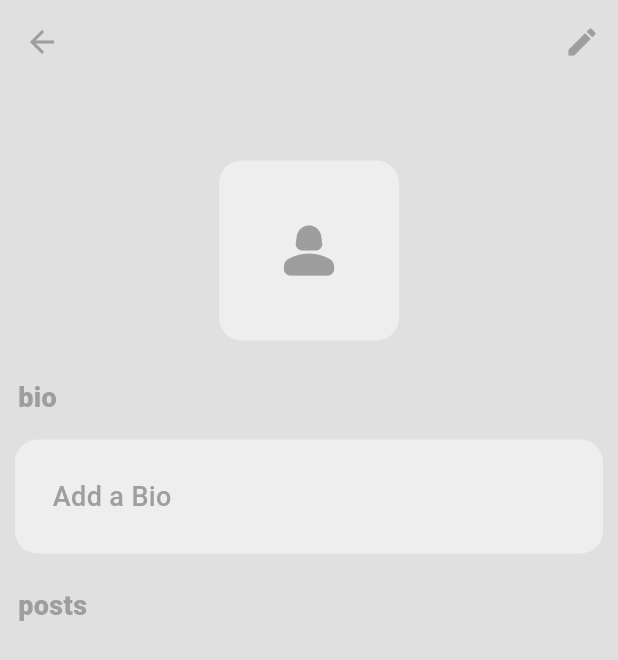
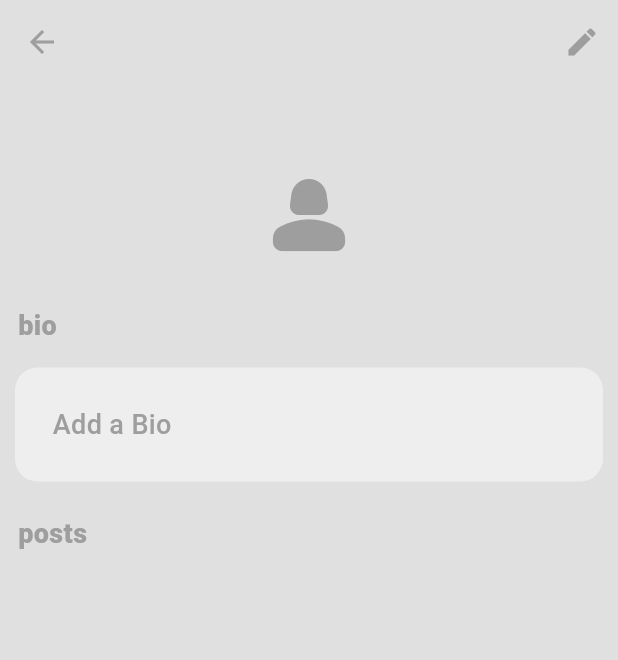
Before and after one commit to MainakSen30/vyral, a Flutter app: the ProfilePage screen opened directly, on a phone screen of 412 x 824 dp. Shown: the top 660 px of the screen. Run offline on Flutter 3.47's test engine with Material 3 defaults, Android fonts, the phone set to English and light mode, and no system bars; drawn by our look-alikes of cached_network_image; our stand-ins replace cloud_firestore, file_picker, firebase_auth, firebase_core, firebase_storage, flutter_bloc; accounts and stored records are empty; network calls fail; Roboto replaces fonts that are missing (Poppins).

Commit message:
refactor(profile): replace profile image widget with cached network image
Use CachedNetworkImage for better performance and user experience when loading profile images. It provides loading indicators, error handling, and proper image caching.

```diff
--- a/lib/features/profile/presentation/pages/profile_page.dart
+++ b/lib/features/profile/presentation/pages/profile_page.dart
@@ -1,4 +1,5 @@
 //This is the profile page of the user who is logged in to the account.
+import 'package:cached_network_image/cached_network_image.dart';
 import 'package:flutter/material.dart';
 import 'package:flutter_bloc/flutter_bloc.dart';
 import 'package:social_media_app/features/authentication/domain/entities/app_user.dart';
@@ -73,22 +74,34 @@ class _ProfilePageState extends State<ProfilePage> {
                 ),
                 SizedBox(height: 25.0),
                 //profile picture
-                Container(
-                  decoration: BoxDecoration(
-                    color: Theme.of(context).colorScheme.secondary,
-                    borderRadius: BorderRadius.circular(15),
+                CachedNetworkImage(
+                imageUrl: user.profileImageUrl,
+                //loading
+                placeholder: (context, url) =>
+                CircularProgressIndicator(
+                  color: Theme.of(context).colorScheme.primary,
+                ),
+                //error
+                errorWidget: (context, url, error) =>
+                  Icon(
+                    Icons.person_2_rounded,
+                    color: Theme.of(context).colorScheme.primary,
+                    size: 72,
                   ),
-                  height: 120,
-                  width: 120,
-                  padding: const EdgeInsets.all(25),
-                  child: Center(
-                    child: Icon(
-                      Icons.person_2_rounded,
-                      size: 50,
-                      color: Theme.of(context).colorScheme.primary,
+                //loaded
+                imageBuilder: (context, imageProvider) =>
+                  Container(
+                    height: 150,
+                    width: 150,
+                    decoration: BoxDecoration(
+                      shape: BoxShape.circle,
+                      image: DecorationImage(
+                        image: imageProvider,
+                        fit: BoxFit.cover,
+                      ),
                     ),
                   ),
-                ),
+              ),
                 SizedBox(height: 25),
                 //bio
                 Padding(
```
